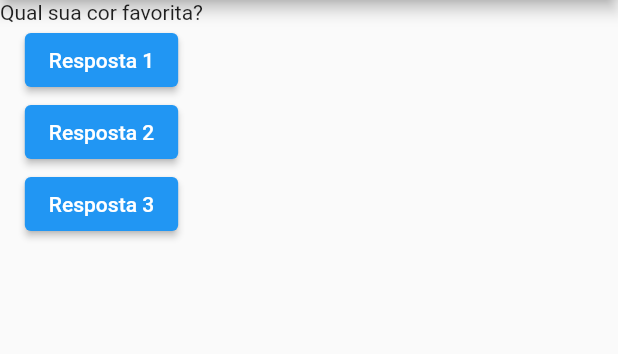
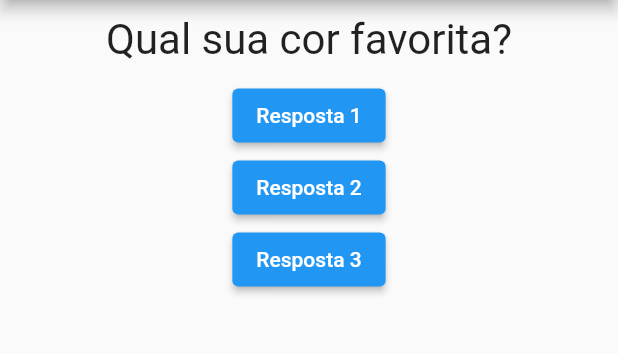
Before and after one commit to Gabones/QuizApp, a Flutter app: the screen it shows after launch, on a phone screen of 412 x 824 dp, the part 84-438 px from its top. Run offline on Flutter 3.47's test engine with Material 2 defaults, Android fonts, the phone set to English and light mode, and no system bars.

Commit message:
lesson 40

```diff
--- a/lib/question.dart
+++ b/lib/question.dart
@@ -8,6 +8,14 @@ class Question extends StatelessWidget {
 
   @override
   Widget build(BuildContext context) {
-    return Text(questionText);
+    return Container(
+      width: double.infinity,
+      margin: EdgeInsets.all(10),
+      child: Text(
+        questionText,
+        style: TextStyle(fontSize: 28),
+        textAlign: TextAlign.center, //enum type
+      ),
+    );
   }
 }
```
